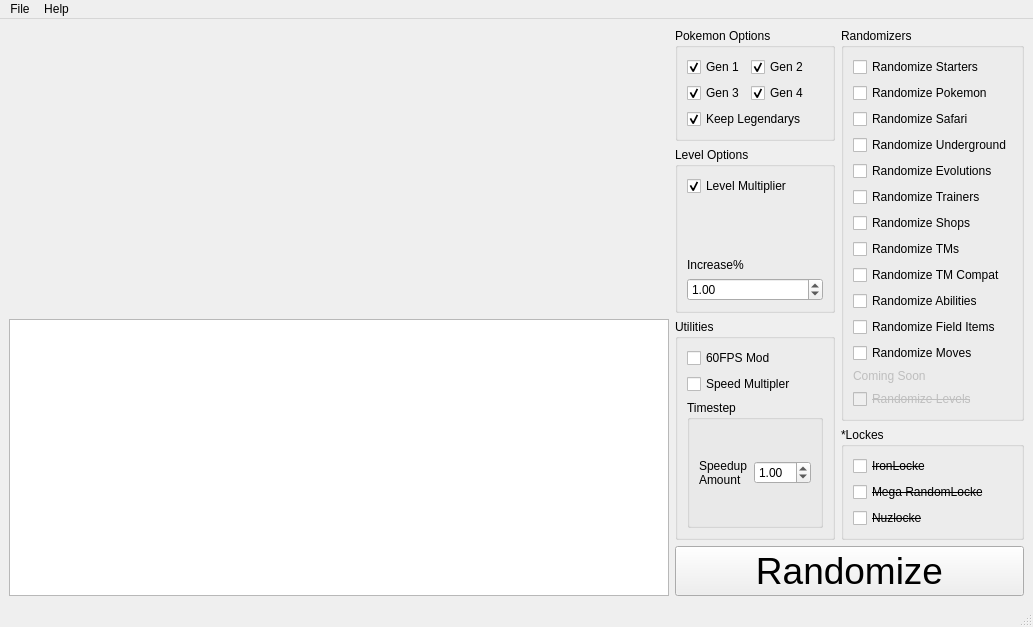
Ai0796/BDSP-Randomizers, file Randomizers/mainwindow.ui: the form before one commit.
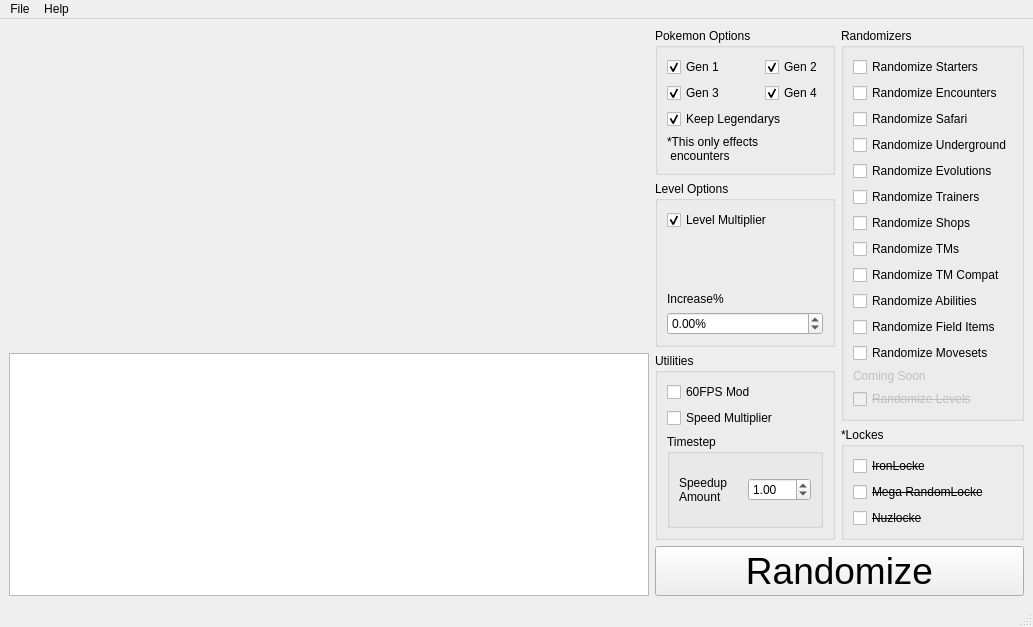
The form after the commit. Icons and pictures are not drawn.

Commit message: Changed UI, added level multiplier

Patch:
```diff
--- a/Randomizers/mainwindow.ui
+++ b/Randomizers/mainwindow.ui
@@ -36,7 +36,7 @@
       <property name="title">
        <string>Pokemon Options</string>
       </property>
-      <layout class="QFormLayout" name="formLayout">
+      <layout class="QGridLayout" name="gridLayout_3">
        <item row="0" column="0">
         <widget class="QCheckBox" name="cbGen1">
          <property name="text">
@@ -87,6 +87,14 @@
          </property>
         </widget>
        </item>
+       <item row="3" column="0">
+        <widget class="QLabel" name="label_2">
+         <property name="text">
+          <string>*This only effects
+ encounters</string>
+         </property>
+        </widget>
+       </item>
       </layout>
      </widget>
     </item>
@@ -106,7 +114,7 @@
        <item>
         <widget class="QCheckBox" name="cbPokemon">
          <property name="text">
-          <string>Randomize Pokemon</string>
+          <string>Randomize Encounters</string>
          </property>
         </widget>
        </item>
@@ -200,7 +208,7 @@
           </font>
          </property>
          <property name="text">
-          <string>Randomize Moves</string>
+          <string>Randomize Movesets</string>
          </property>
         </widget>
        </item>
@@ -258,19 +266,22 @@
         </widget>
        </item>
        <item row="3" column="0">
-        <widget class="QDoubleSpinBox" name="sbMax">
+        <widget class="QDoubleSpinBox" name="sbLevel">
+         <property name="suffix">
+          <string>%</string>
+         </property>
          <property name="minimum">
-          <double>0.100000000000000</double>
+          <double>-50.000000000000000</double>
          </property>
          <property name="maximum">
-          <double>5.000000000000000</double>
+          <double>500.000000000000000</double>
          </property>
          <property name="singleStep">
-          <double>0.100000000000000</double>
-         </property>
-         <property name="value">
           <double>1.000000000000000</double>
          </property>
+         <property name="value">
+          <double>0.000000000000000</double>
+         </property>
         </widget>
        </item>
        <item row="1" column="0">
@@ -313,7 +324,7 @@
        <item>
         <widget class="QCheckBox" name="cbTimeSkip">
          <property name="text">
-          <string>Speed Multipler</string>
+          <string>Speed Multiplier</string>
          </property>
         </widget>
        </item>
```
The commit also changes 4 other files.
